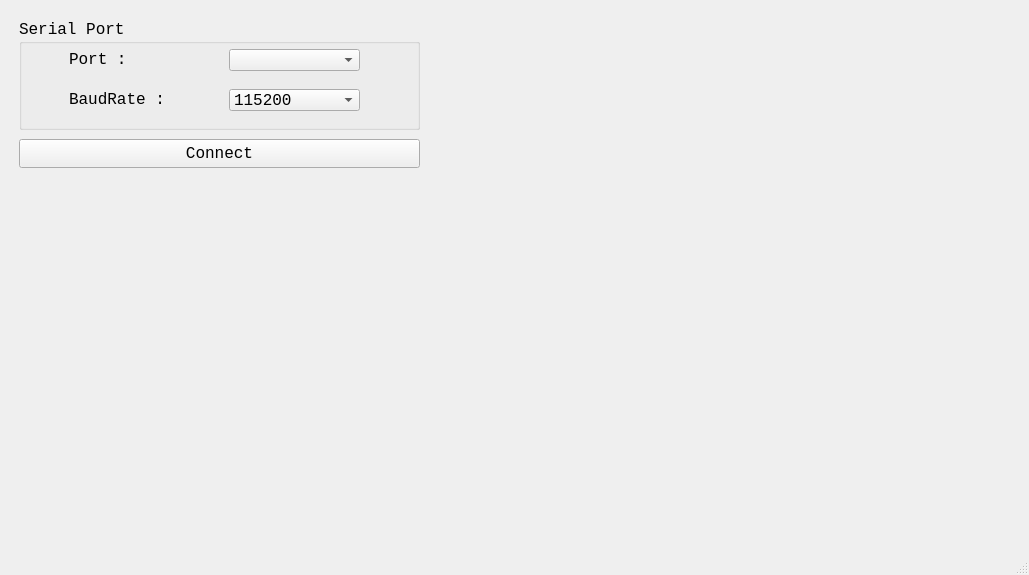
Qt form display/mainwindow.ui (zheyi613/Qt_attitude_monitor) before a commit.
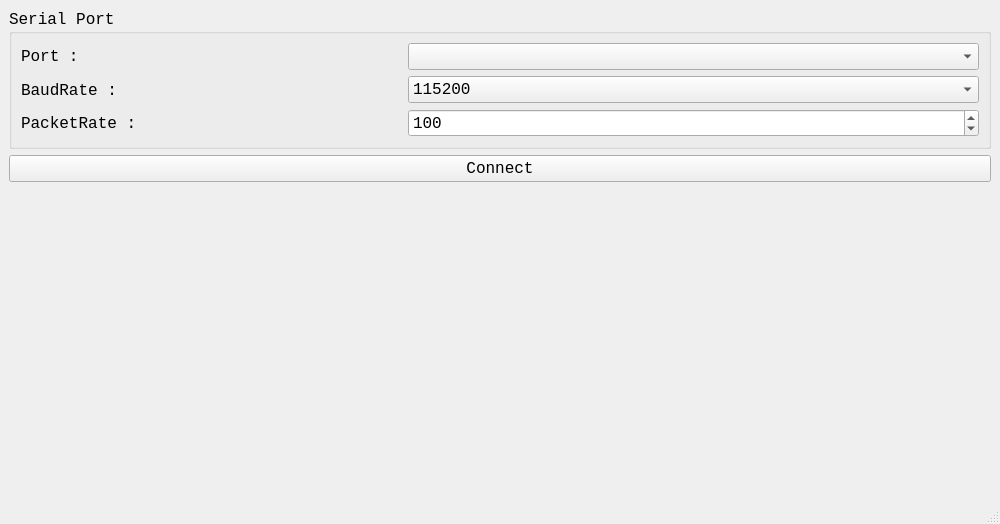
The same form after that commit. Custom widgets are drawn as their Qt base class.

Patch:
```diff
--- a/display/mainwindow.ui
+++ b/display/mainwindow.ui
@@ -6,8 +6,8 @@
    <rect>
     <x>0</x>
     <y>0</y>
-    <width>1029</width>
-    <height>575</height>
+    <width>1000</width>
+    <height>524</height>
    </rect>
   </property>
   <property name="font">
@@ -19,37 +19,13 @@
    <string>MainWindow</string>
   </property>
   <widget class="QWidget" name="centralwidget">
-   <layout class="QGridLayout" name="gridLayout">
-    <item row="0" column="0">
-     <widget class="QWidget" name="widget_Main" native="true">
-      <widget class="QPushButton" name="pushButton_Connect">
-       <property name="geometry">
-        <rect>
-         <x>10</x>
-         <y>130</y>
-         <width>401</width>
-         <height>29</height>
-        </rect>
-       </property>
-       <property name="font">
-        <font>
-         <family>Consolas</family>
-         <pointsize>12</pointsize>
-        </font>
-       </property>
-       <property name="text">
-        <string>Connect</string>
-       </property>
-      </widget>
+   <layout class="QFormLayout" name="formLayout">
+    <item row="0" column="0" colspan="2">
+     <layout class="QHBoxLayout" name="horizontalLayout" stretch="2,3">
+      <item>
+       <layout class="QVBoxLayout" name="verticalLayout_SerialPort" stretch="0,0,0">
+        <item>
       <widget class="QGroupBox" name="groupBox_SerialPort">
-       <property name="geometry">
-        <rect>
-         <x>10</x>
-         <y>10</y>
-         <width>401</width>
-         <height>111</height>
-        </rect>
-       </property>
        <property name="font">
         <font>
          <family>Consolas</family>
@@ -68,15 +44,48 @@
        <property name="checkable">
         <bool>false</bool>
        </property>
+          <layout class="QHBoxLayout" name="horizontalLayout_SerialPortGroup" stretch="2,3">
+           <item>
+            <layout class="QVBoxLayout" name="verticalLayout_Label">
+             <item>
+              <widget class="QLabel" name="label_Port">
+               <property name="font">
+                <font>
+                 <family>Consolas</family>
+                 <pointsize>12</pointsize>
+                </font>
+               </property>
+               <property name="text">
+                <string>Port :</string>
+               </property>
+              </widget>
+             </item>
+             <item>
+              <widget class="QLabel" name="label_BaudRate">
+               <property name="font">
+                <font>
+                 <family>Consolas</family>
+                 <pointsize>12</pointsize>
+                </font>
+               </property>
+               <property name="text">
+                <string>BaudRate :</string>
+               </property>
+              </widget>
+             </item>
+             <item>
+              <widget class="QLabel" name="label_PacketRate">
+               <property name="text">
+                <string>PacketRate :</string>
+               </property>
+              </widget>
+             </item>
+            </layout>
+           </item>
+           <item>
+            <layout class="QVBoxLayout" name="verticalLayout_Parameter">
+             <item>
        <widget class="MyComboBox" name="comboBox_Port">
-        <property name="geometry">
-         <rect>
-          <x>210</x>
-          <y>30</y>
-          <width>131</width>
-          <height>22</height>
-         </rect>
-        </property>
         <property name="mouseTracking">
          <bool>false</bool>
         </property>
@@ -96,53 +105,9 @@
          <string/>
         </property>
        </widget>
-       <widget class="QLabel" name="label_Port">
-        <property name="geometry">
-         <rect>
-          <x>50</x>
-          <y>30</y>
-          <width>111</width>
-          <height>21</height>
-         </rect>
-        </property>
-        <property name="font">
-         <font>
-          <family>Consolas</family>
-          <pointsize>12</pointsize>
-         </font>
-        </property>
-        <property name="text">
-         <string>Port :</string>
-        </property>
-       </widget>
-       <widget class="QLabel" name="label_BaudRate">
-        <property name="geometry">
-         <rect>
-          <x>50</x>
-          <y>70</y>
-          <width>111</width>
-          <height>21</height>
-         </rect>
-        </property>
-        <property name="font">
-         <font>
-          <family>Consolas</family>
-          <pointsize>12</pointsize>
-         </font>
-        </property>
-        <property name="text">
-         <string>BaudRate :</string>
-        </property>
-       </widget>
+             </item>
+             <item>
        <widget class="QComboBox" name="comboBox_BaudRate">
-        <property name="geometry">
-         <rect>
-          <x>210</x>
-          <y>70</y>
-          <width>131</width>
-          <height>22</height>
-         </rect>
-        </property>
         <property name="currentIndex">
          <number>3</number>
         </property>
@@ -167,19 +132,57 @@
          </property>
         </item>
        </widget>
-      </widget>
-      <widget class="QWidget" name="gridLayoutWidget">
-       <property name="geometry">
-        <rect>
-         <x>420</x>
-         <y>10</y>
-         <width>581</width>
-         <height>491</height>
-        </rect>
-       </property>
+             </item>
+             <item>
+              <widget class="QSpinBox" name="spinBox_PacketRate">
+               <property name="minimum">
+                <number>1</number>
+               </property>
+               <property name="maximum">
+                <number>1000</number>
+               </property>
+               <property name="value">
+                <number>100</number>
+               </property>
+              </widget>
+             </item>
+            </layout>
+           </item>
+          </layout>
+         </widget>
+        </item>
+        <item>
+         <widget class="QPushButton" name="pushButton_Connect">
+          <property name="font">
+           <font>
+            <family>Consolas</family>
+            <pointsize>12</pointsize>
+           </font>
+          </property>
+          <property name="text">
+           <string>Connect</string>
+          </property>
+         </widget>
+        </item>
+        <item>
+         <spacer name="verticalSpacer">
+          <property name="orientation">
+           <enum>Qt::Vertical</enum>
+          </property>
+          <property name="sizeHint" stdset="0">
+           <size>
+            <width>20</width>
+            <height>40</height>
+           </size>
+          </property>
+         </spacer>
+        </item>
+       </layout>
+      </item>
+      <item>
        <layout class="QGridLayout" name="gridLayout_ChartView"/>
-      </widget>
-     </widget>
+      </item>
+     </layout>
     </item>
    </layout>
   </widget>
```
Left out of the diff: 2 changed lines with no effect on the pictures. Lines whose indentation alone changed are shown as unchanged.
